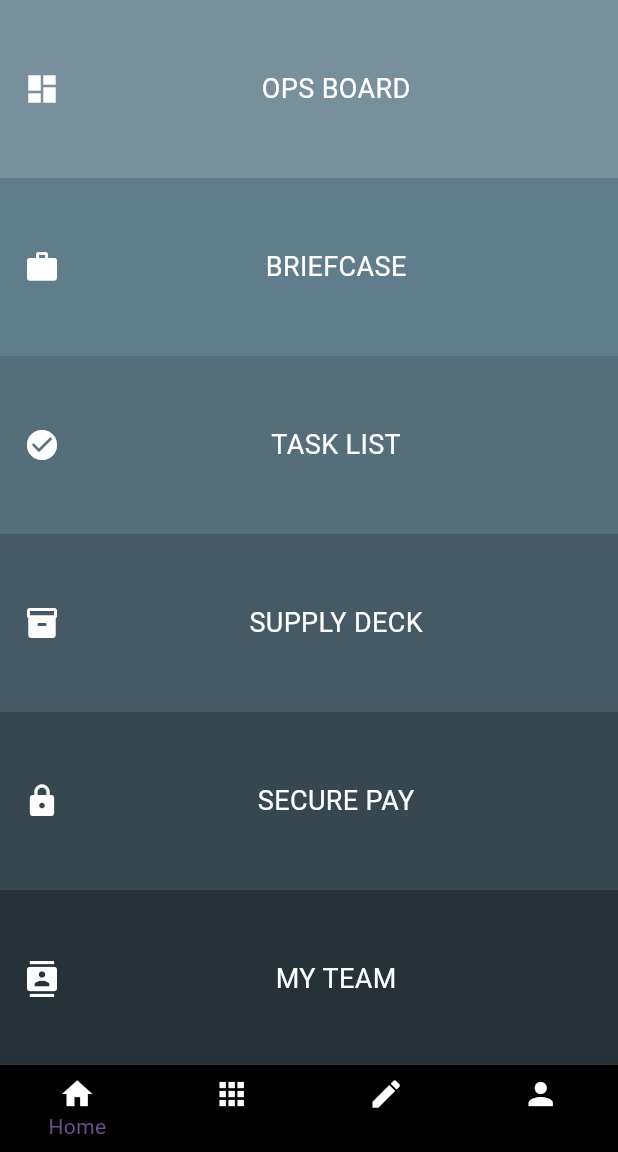
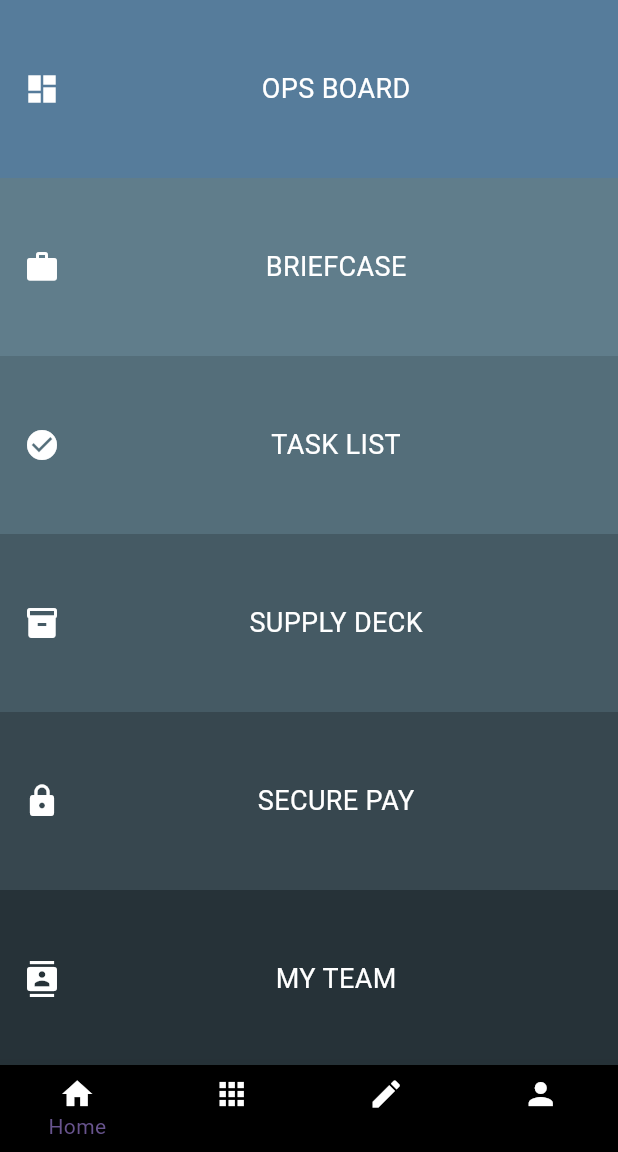
Before and after one commit to LordHandLee/HammerOps, a Flutter app: the MyHomePage screen opened by its route, on a phone screen of 412 x 824 dp, the part 84-1236 px from its top. Run offline on Flutter 3.47's test engine with Material 3 defaults, Android fonts, the phone set to English and light mode, and no system bars.

Commit message:
Expanded content color now matches custom class SnugTile container color.

```diff
--- a/lib/screens/dashboard.dart
+++ b/lib/screens/dashboard.dart
@@ -49,7 +49,8 @@ class _DashboardPageState extends State<DashboardPage> {
                 icon: Icons.dashboard,
                 iconColor: Colors.white,
                 textColor: Colors.white,
-                container_color: Colors.blueGrey[400]!,
+                container_color: Color.fromARGB(255, 86, 124, 155),
+                expanded_color: Color.fromARGB(255, 86, 124, 155),
               ),
               SnugTile(
                 title: "BRIEFCASE",
@@ -113,6 +114,7 @@ class SnugTile extends StatefulWidget {
   final Color iconColor;
   final Color textColor;
   final Color container_color;
+  final Color expanded_color;
 
   const SnugTile({
     super.key,
@@ -123,6 +125,7 @@ class SnugTile extends StatefulWidget {
     this.iconColor = Colors.black,
     this.textColor = Colors.black,
     this.container_color = Colors.white,
+    this.expanded_color = Colors.grey, // default color for expanded area
   });
 
   @override
@@ -179,7 +182,7 @@ class _SnugTileState extends State<SnugTile> with SingleTickerProviderStateMixin
                 width: double.infinity,
                 // height of the extra content when open
                 height: widget.expandedContentHeight,
-                color: Colors.grey[100],
+                color: widget.expanded_color,
                 padding: const EdgeInsets.all(16),
                 child: Text(
                   'Expanded content for ${widget.title}. '
```
